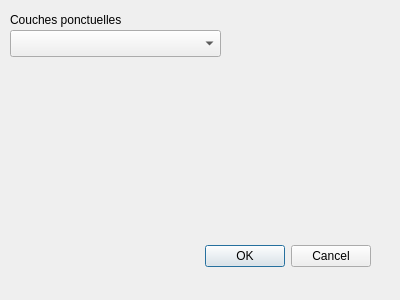
Above: mon_extension_dialog_base.ui from achrafsk9/TP_PyQGIS before the change. Below: the same form after it.
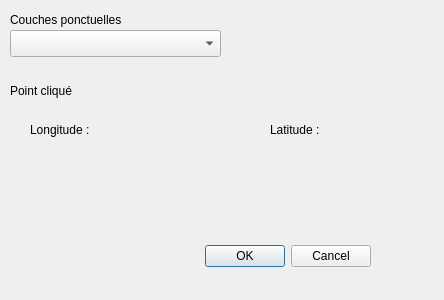
That is the form after the change.

Commit message: #2 Afficher des coordonnées au clic

Diff of the .ui file:
```diff
--- a/mon_extension_dialog_base.ui
+++ b/mon_extension_dialog_base.ui
@@ -6,7 +6,7 @@
    <rect>
     <x>0</x>
     <y>0</y>
-    <width>400</width>
+    <width>444</width>
     <height>300</height>
    </rect>
   </property>
@@ -52,6 +52,45 @@
     </rect>
    </property>
   </widget>
+  <widget class="QLabel" name="labelLongitude">
+   <property name="geometry">
+    <rect>
+     <x>30</x>
+     <y>120</y>
+     <width>141</width>
+     <height>19</height>
+    </rect>
+   </property>
+   <property name="text">
+    <string>Longitude :</string>
+   </property>
+  </widget>
+  <widget class="QLabel" name="labelLatitude">
+   <property name="geometry">
+    <rect>
+     <x>270</x>
+     <y>120</y>
+     <width>141</width>
+     <height>19</height>
+    </rect>
+   </property>
+   <property name="text">
+    <string>Latitude :</string>
+   </property>
+  </widget>
+  <widget class="QLabel" name="label_2">
+   <property name="geometry">
+    <rect>
+     <x>10</x>
+     <y>80</y>
+     <width>131</width>
+     <height>21</height>
+    </rect>
+   </property>
+   <property name="text">
+    <string>Point cliqué</string>
+   </property>
+  </widget>
  </widget>
  <resources/>
  <connections>
```
The commit also changes 1 other file.
